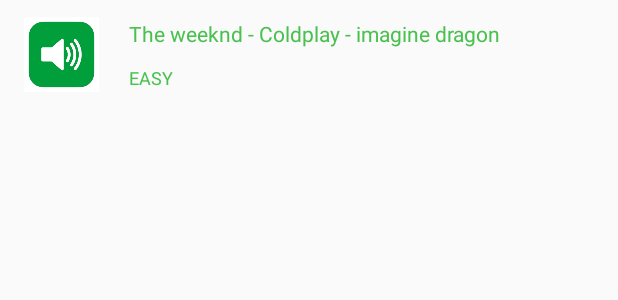
After one commit to coding-factory-classrooms/android-l2-flashcards-emerick-florent-marine-android, an Android app: the layout item_question.xml on its own in the app's theme, with its tools: preview values and no code run, on a phone screen of 412 x 824 dp. The commit adds this screen. Shown: the top 300 px of the screen. Run offline under Robolectric (Android 15) with nearby library versions, the phone set to English and light mode, and no system bars.

Commit message:
push for merge
push for merge

```diff
--- a/app/build.gradle
+++ b/app/build.gradle
@@ -28,6 +28,7 @@
 
     implementation 'androidx.appcompat:appcompat:1.2.0'
     implementation 'androidx.constraintlayout:constraintlayout:2.0.4'
+    implementation 'androidx.recyclerview:recyclerview:1.1.0'
     testImplementation 'junit:junit:4.12'
     androidTestImplementation 'androidx.test.ext:junit:1.1.2'
     androidTestImplementation 'androidx.test.espresso:espresso-core:3.3.0'
--- a/app/src/main/AndroidManifest.xml
+++ b/app/src/main/AndroidManifest.xml
@@ -9,7 +9,8 @@
         android:roundIcon="@mipmap/ic_launcher_round"
         android:supportsRtl="true"
         android:theme="@style/AppTheme">
-        <activity android:name=".AboutActivity"></activity>
+        <activity android:name=".QuestionListActivity"></activity>
+        <activity android:name=".AboutActivity" />
         <activity android:name=".QuestionActivity" />
         <activity android:name=".MainActivity">
             <intent-filter>
--- a/app/src/main/java/com/g2/musique/QuestionActivity.java
+++ b/app/src/main/java/com/g2/musique/QuestionActivity.java
@@ -44,7 +44,7 @@
                     return;
                 }
                 if (radioButtonSelected.getText().toString().equals("The Weeknd")) {
-                    responseTextView.setText("Vrai");
+                    responseTextView.setText("Vrai la bonne réponse était The weeknd");
                     responseTextView.setTextColor(Color.GREEN);
                     validateButton.setText("Question suivante");
                     return;
--- /dev/null
+++ b/app/src/main/res/layout/item_question.xml
@@ -0,0 +1,52 @@
+<?xml version="1.0" encoding="utf-8"?>
+<androidx.constraintlayout.widget.ConstraintLayout xmlns:android="http://schemas.android.com/apk/res/android"
+    xmlns:app="http://schemas.android.com/apk/res-auto"
+    xmlns:tools="http://schemas.android.com/tools"
+    android:id="@+id/itemLayout"
+    android:layout_width="match_parent"
+    android:layout_height="80dp">
+
+    <ImageView
+        android:id="@+id/imageView4"
+        android:layout_width="50dp"
+        android:layout_height="50dp"
+        android:layout_marginStart="16dp"
+        android:layout_marginLeft="16dp"
+        android:layout_marginTop="8dp"
+        android:layout_marginBottom="8dp"
+        app:layout_constraintBottom_toBottomOf="parent"
+        app:layout_constraintStart_toStartOf="parent"
+        app:layout_constraintTop_toTopOf="parent"
+        app:layout_constraintVertical_bias="0.235"
+        app:srcCompat="@drawable/soundImage" />
+
+    <TextView
+        android:id="@+id/answerTextView"
+        android:layout_width="wrap_content"
+        android:layout_height="wrap_content"
+        android:layout_marginStart="20dp"
+        android:layout_marginLeft="20dp"
+        android:textAppearance="@style/TextAppearance.AppCompat.Body1"
+        android:textColor="#49C14E"
+        android:textSize="14sp"
+        app:layout_constraintBottom_toTopOf="@+id/leveltextView"
+        app:layout_constraintStart_toEndOf="@+id/imageView4"
+        app:layout_constraintTop_toTopOf="@+id/imageView4"
+        tools:text="The weeknd - Coldplay - imagine dragon" />
+
+    <TextView
+        android:id="@+id/leveltextView"
+        android:layout_width="wrap_content"
+        android:layout_height="wrap_content"
+        android:layout_marginStart="20dp"
+        android:layout_marginLeft="20dp"
+        android:layout_marginTop="10dp"
+        android:textAppearance="@style/TextAppearance.AppCompat.Body1"
+        android:textColor="#49C14E"
+        android:textSize="12sp"
+        app:layout_constraintBottom_toBottomOf="@+id/imageView4"
+        app:layout_constraintStart_toEndOf="@+id/imageView4"
+        app:layout_constraintTop_toBottomOf="@+id/answerTextView"
+        app:layout_constraintVertical_bias="0.0"
+        tools:text="EASY" />
+</androidx.constraintlayout.widget.ConstraintLayout>
--- a/app/src/main/res/values/strings.xml
+++ b/app/src/main/res/values/strings.xml
@@ -1,5 +1,5 @@
 <resources>
-   <!-- <string name="app_name">musique</string>-->
+    <!-- <string name="app_name">musique</string>-->
     <string name="app_name">Spotify Blind Test</string>
     <string name="play_music_btn">Jouer le son</string>
     <string name="pause_music_btn">Mettre en pause le son</string>
```
Also changed, not shown: app/src/main/java/com/g2/musique/QuestionAdapter.java (added, +43 -0 lines), app/src/main/java/com/g2/musique/QuestionListActivity.java (added, +14 -0 lines), app/src/main/res/layout/activity_question.xml (+8 -3 lines), app/src/main/res/layout/activity_question_list.xml (added, +17 -0 lines), app/src/main/res/drawable/soundImage.png (added).
